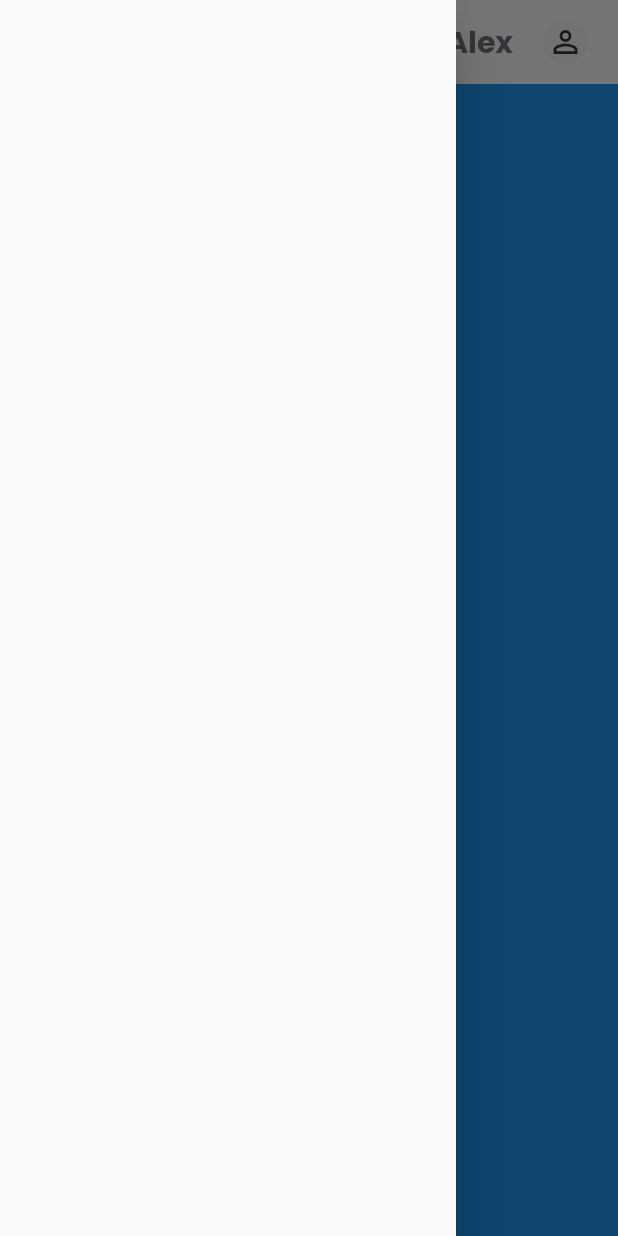
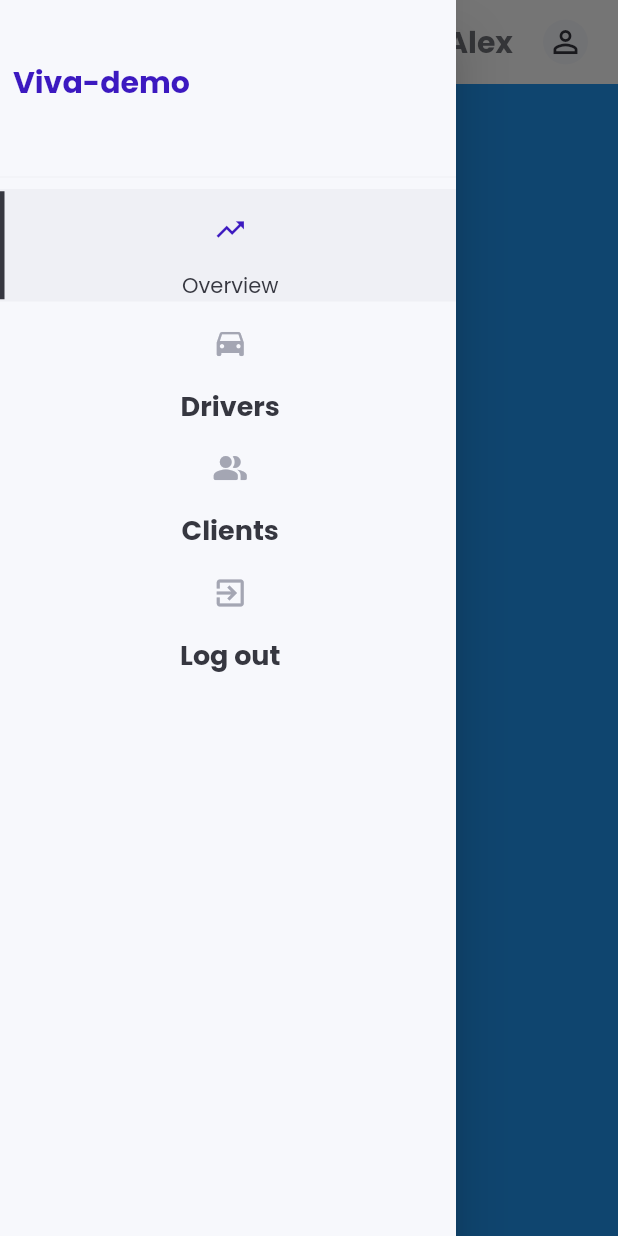
Before and after one commit to Trinity6264/Flutter-web, a Flutter app: the screen it shows after launch, with the side drawer open, on a phone screen of 412 x 824 dp. Run offline on Flutter 3.47's test engine with Material 2 defaults, Android fonts, the phone set to English and light mode, and no system bars; our stand-ins replace google_fonts; missing offline and left inert: dart:html.

Commit message:
sidebar rendered nicely left with Hovering effect

```diff
--- a/lib/controller/menu_item_controller.dart
+++ b/lib/controller/menu_item_controller.dart
@@ -7,8 +7,8 @@ class MenuItemController extends ChangeNotifier {
   // static final instance = MenuItemController._();
 
 // default active page
-  String activeItem = overViewPageRoute;
-  String horverItem = '';
+  var activeItem = overViewPageRoute;
+  var horverItem = '';
 
   void onChangeActiveItem(String name) {
     activeItem = name;
@@ -19,20 +19,15 @@ class MenuItemController extends ChangeNotifier {
     if (!isActive(name)) {
       horverItem = name;
       notifyListeners();
-      return;
     }
   }
 
   isActive(name) {
-    activeItem = name;
-    notifyListeners();
-    return activeItem;
+    return activeItem == name;
   }
 
   isHovering(name) {
-    activeItem = name;
-    notifyListeners();
-    return activeItem;
+    return activeItem == name;
   }
 
   Widget returnIcon(String name) {
@@ -46,7 +41,7 @@ class MenuItemController extends ChangeNotifier {
       case authenticationPageRoute:
         return _customIcon(Icons.exit_to_app, name);
       default:
-      return _customIcon(Icons.exit_to_app, name);
+        return _customIcon(Icons.exit_to_app, name);
     }
   }
 
--- a/lib/pages/dashboard.dart
+++ b/lib/pages/dashboard.dart
@@ -4,6 +4,7 @@ import 'package:flutterweb_practice/pages/large/large_screen.dart';
 import 'package:flutterweb_practice/pages/medium/medium.dart';
 import 'package:flutterweb_practice/pages/small/small_screen.dart';
 import 'package:flutterweb_practice/utils/custom_appbar.dart';
+import 'package:flutterweb_practice/utils/side_menu.dart';
 
 class DashBoard extends StatelessWidget {
   const DashBoard({Key? key}) : super(key: key);
@@ -13,7 +14,9 @@ class DashBoard extends StatelessWidget {
   Widget build(BuildContext context) {
     return Scaffold(
       key: scaffoldState,
-      drawer: const Drawer(),
+      drawer: const Drawer(
+        child: SideMenu(),
+      ),
       appBar: customAppBar(scaffoldState, context),
       body: const Responsiveness(
         largeScreen: LargeScreen(),
--- /dev/null
+++ b/lib/utils/side_menu.dart
@@ -0,0 +1,80 @@
+import 'dart:html';
+
+import 'package:flutter/material.dart';
+import 'package:flutterweb_practice/controller/menu_item_controller.dart';
+import 'package:flutterweb_practice/helpers/responsiveness.dart';
+import 'package:flutterweb_practice/routes/route.dart';
+import 'package:flutterweb_practice/style/const_color.dart';
+import 'package:flutterweb_practice/utils/custom_text.dart';
+import 'package:flutterweb_practice/utils/side_menu_item.dart';
+import 'package:google_fonts/google_fonts.dart';
+import 'package:provider/provider.dart';
+
+class SideMenu extends StatelessWidget {
+  const SideMenu({Key? key}) : super(key: key);
+
+  @override
+  Widget build(BuildContext context) {
+    final size = MediaQuery.of(context).size;
+    return Container(
+      color: lightColor,
+      child: ListView(
+        children: [
+          if (Responsiveness.isMediumScreen(context))
+            Column(
+              mainAxisSize: MainAxisSize.min,
+              children: [
+                const SizedBox(height: 40),
+                Row(
+                  children: [
+                    SizedBox(width: size.width / 48),
+                    Flexible(
+                      child: CustomText(
+                        text: 'Viva-demo',
+                        textStyle: GoogleFonts.poppins(
+                          fontSize: 20,
+                          fontWeight: FontWeight.bold,
+                          color: activeColor,
+                        ),
+                      ),
+                    ),
+                    SizedBox(width: size.width / 48),
+                  ],
+                ),
+                const SizedBox(height: 40),
+                Divider(color: lightGreyColor.withOpacity(.1)),
+                Column(
+                  mainAxisSize: MainAxisSize.min,
+                  children: sideMenuItems
+                      .map(
+                        (e) => Consumer<MenuItemController>(
+                          builder: (context, model, child) {
+                            return SideMenuItem(
+                              onPressed: () {
+                                if (e == authenticationPageRoute) {
+                                  // TODO::
+                                }
+                                if (!model.isActive(e)) {
+                                  model.onChangeActiveItem(e);
+                                  if (Responsiveness.isSmallScreen(context)) {
+                                    Navigator.of(context).pop();
+                                    return;
+                                  }
+                                  // TODO::
+                                }
+                              },
+                              name:
+                                  e == authenticationPageRoute ? 'Log out' : e,
+                            );
+                          },
+                        ),
+                      )
+                      .toList(),
+                ),
+              ],
+            )
+        ],
+      ),
+    );
+  }
+}
--- /dev/null
+++ b/lib/utils/side_menu_item.dart
@@ -0,0 +1,23 @@
+import 'package:flutter/material.dart';
+import 'package:flutterweb_practice/helpers/responsiveness.dart';
+import 'package:flutterweb_practice/utils/horizontal_side_menu.dart';
+import 'package:flutterweb_practice/utils/vertical_side_menu.dart';
+
+class SideMenuItem extends StatelessWidget {
+  final VoidCallback onPressed;
+  final String name;
+  const SideMenuItem({
+    Key? key,
+    required this.onPressed,
+    required this.name,
+  }) : super(key: key);
+
+  @override
+  Widget build(BuildContext context) {
+    if (Responsiveness.isMediumScreen(context)) {
+      return VerticalSideMenu(onPressed: onPressed, name: name);
+    }
+
+    return HorizontalSideMenu(onPressed: onPressed, name: name);
+  }
+}
--- /dev/null
+++ b/lib/utils/vertical_side_menu.dart
@@ -0,0 +1,84 @@
+import 'package:flutter/material.dart';
+import 'package:flutterweb_practice/controller/menu_item_controller.dart';
+import 'package:flutterweb_practice/utils/custom_text.dart';
+import 'package:google_fonts/google_fonts.dart';
+import 'package:provider/provider.dart';
+
+import '../style/const_color.dart';
+
+class VerticalSideMenu extends StatelessWidget {
+  final VoidCallback onPressed;
+  final String name;
+  const VerticalSideMenu({
+    Key? key,
+    required this.onPressed,
+    required this.name,
+  }) : super(key: key);
+
+  @override
+  Widget build(BuildContext context) {
+    return Consumer<MenuItemController>(
+      builder: (context, model, child) {
+        return InkWell(
+          onTap: onPressed,
+          onHover: (value) {
+            value ? model.onHover(name) : model.onHover('***');
+          },
+          child: Container(
+            color: model.isHovering(name)
+                ? lightGreyColor.withOpacity(.1)
+                : Colors.transparent,
+            child: Row(
+              children: [
+                Visibility(
+                  visible: model.isHovering(name) || model.isActive(name),
+                  maintainSize: true,
+                  maintainState: true,
+                  maintainAnimation: true,
+                  child: Container(
+                    height: 72,
+                    width: 3,
+                    color: darkColor,
+                  ),
+                ),
+                Expanded(
+                  child: Column(
+                    mainAxisSize: MainAxisSize.min,
+                    children: [
+                      Padding(
+                        padding: const EdgeInsets.all(16),
+                        child: model.returnIcon(name),
+                      ),
+                      if (model.isActive(name))
+                        Flexible(
+                          child: CustomText(
+                            text: name,
+                            textStyle: GoogleFonts.poppins(
+                              color: model.isHovering(name)
+                                  ? darkColor
+                                  : lightGreyColor,
+                            ),
+                          ),
+                        )
+                      else
+                        Flexible(
+                          child: CustomText(
+                            text: name,
+                            textStyle: GoogleFonts.poppins(
+                              color: darkColor,
+                              fontSize: 18.0,
+                              fontWeight: FontWeight.bold,
+                            ),
+                          ),
+                        ),
+                    ],
+                  ),
+                )
+              ],
+            ),
+          ),
+        );
+      },
+    );
+  }
+}
```
Also changed, not shown: lib/utils/horizontal_side_menu.dart (added, +80 -0 lines).
